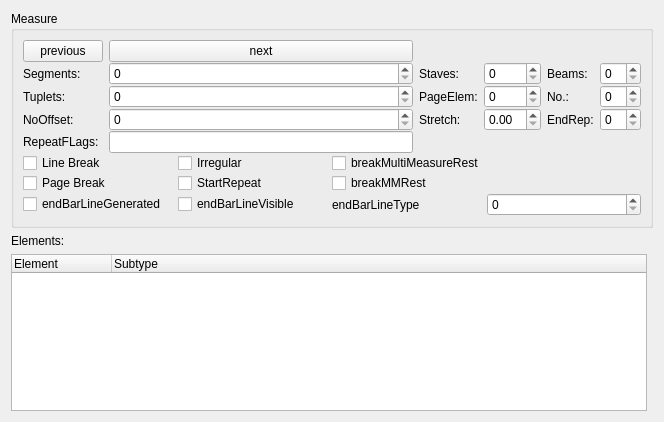
This is mscore/mscore/measure.ui in musescore/musescore-old as Qt 5 draws it before an edit. The edited form follows.
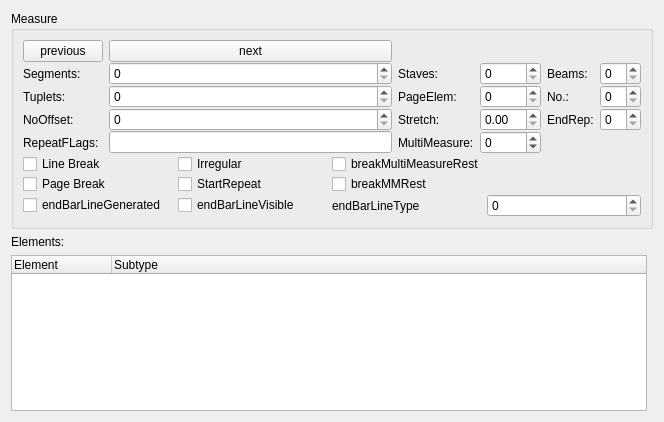
This is the edited form.

Commit message: multi measure updates

The edit to the form file:
```diff
--- a/mscore/mscore/measure.ui
+++ b/mscore/mscore/measure.ui
@@ -197,7 +197,14 @@
        </widget>
       </item>
       <item row="1" column="1">
-       <widget class="QSpinBox" name="segments"/>
+       <widget class="QSpinBox" name="segments">
+        <property name="sizePolicy">
+         <sizepolicy hsizetype="Preferred" vsizetype="Fixed">
+          <horstretch>0</horstretch>
+          <verstretch>0</verstretch>
+         </sizepolicy>
+        </property>
+       </widget>
       </item>
       <item row="1" column="0">
        <widget class="QLabel" name="label">
@@ -250,6 +257,26 @@
         </property>
        </widget>
       </item>
+      <item row="4" column="3">
+       <widget class="QSpinBox" name="multiMeasure">
+        <property name="minimum">
+         <number>-2</number>
+        </property>
+        <property name="maximum">
+         <number>99999</number>
+        </property>
+       </widget>
+      </item>
+      <item row="4" column="2">
+       <widget class="QLabel" name="label_12">
+        <property name="toolTip">
+         <string notr="true"/>
+        </property>
+        <property name="text">
+         <string notr="true">MultiMeasure:</string>
+        </property>
+       </widget>
+      </item>
      </layout>
     </widget>
    </item>
```
The commit also changes 4 other files.
